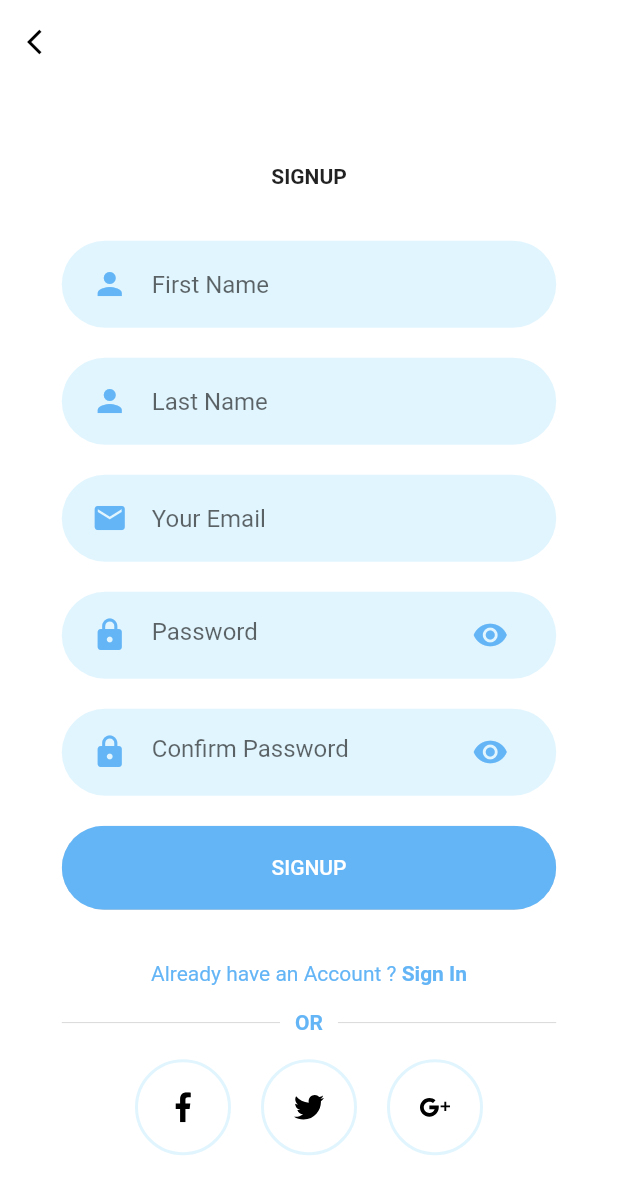
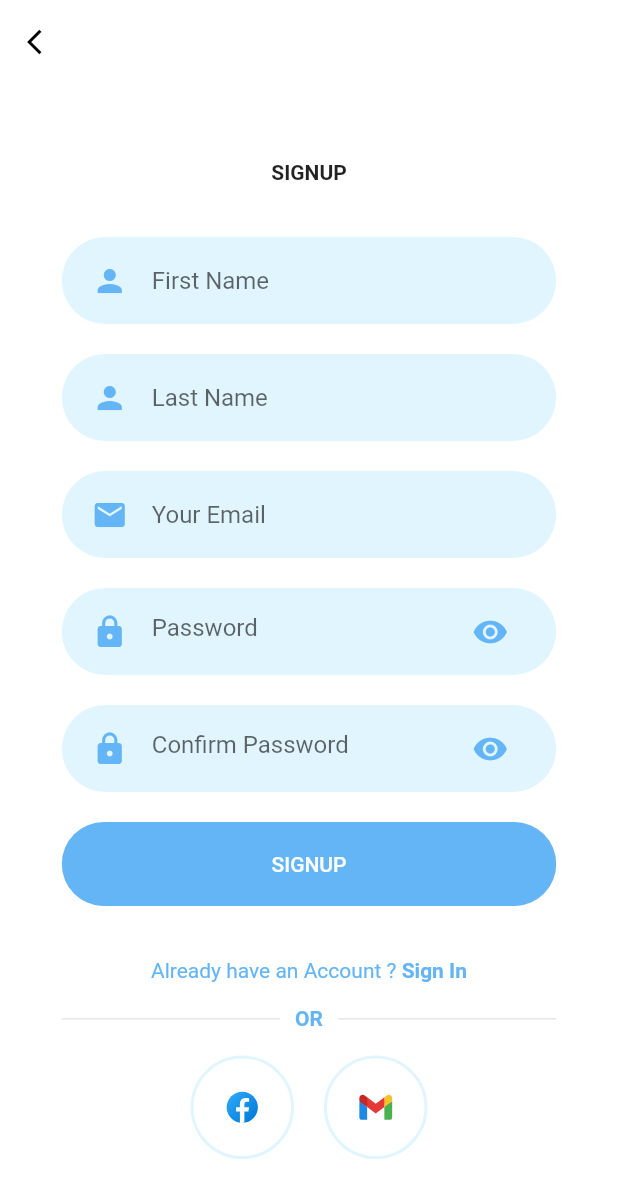
Before and after one commit to Lidyaboshra/Flutter_App, a Flutter app: the SignUpScreen screen opened directly, on a phone screen of 412 x 824 dp. Shown: the top 1198 px of the screen. Run offline on Flutter 3.47's test engine with Material 2 defaults, Android fonts, the phone set to English and light mode, and no system bars; our stand-ins replace cloud_firestore, firebase_auth, firebase_core, flutter_svg, fluttertoast, google_sign_in; missing offline and left inert: flutter_facebook_auth; accounts and stored records are empty.

```diff
--- a/lib/Screens/Login/components/body.dart
+++ b/lib/Screens/Login/components/body.dart
@@ -8,7 +8,7 @@ import 'package:flutter_auth/components/already_have_an_account_acheck.dart';
 import 'package:flutter_auth/components/rounded_button.dart';
 import 'package:flutter_auth/components/rounded_input_field.dart';
 import 'package:flutter_auth/components/rounded_password_field.dart';
-import 'package:flutter_svg/svg.dart';
+//import 'package:flutter_svg/svg.dart';
 import 'package:fluttertoast/fluttertoast.dart';
 
 class Body extends StatefulWidget {
--- a/lib/Screens/Signup/components/social_icon.dart
+++ b/lib/Screens/Signup/components/social_icon.dart
@@ -27,8 +27,8 @@ class SocalIcon extends StatelessWidget {
         ),
         child: SvgPicture.asset(
           iconSrc,
-          height: 20,
-          width: 20,
+          height: 25,
+          width: 25,
         ),
       ),
     );
--- a/lib/Screens/Welcome/components/body.dart
+++ b/lib/Screens/Welcome/components/body.dart
@@ -4,7 +4,7 @@ import 'package:flutter_auth/Screens/Signup/signup_screen.dart';
 import 'package:flutter_auth/Screens/Welcome/components/background.dart';
 import 'package:flutter_auth/components/rounded_button.dart';
 import 'package:flutter_auth/constants.dart';
-import 'package:flutter_svg/svg.dart';
+//import 'package:flutter_svg/svg.dart';
 
 class Body extends StatelessWidget {
   @override
--- a/pubspec.yaml
+++ b/pubspec.yaml
@@ -23,10 +23,10 @@ dependencies:
   firebase_core: ^1.10.5
   flutter:
     sdk: flutter
+  flutter_facebook_auth: ^3.5.7
   flutter_svg: ^0.19.1
   fluttertoast: ^8.0.8
-  gender_picker: ^1.0.2
-  url_launcher: null
+  google_sign_in: ^5.2.1
 
 dev_dependencies:
   flutter_test:
```
Also changed, not shown: lib/Screens/Signup/components/body.dart (+57 -10 lines), assets/icons/facebook.svg, assets/icons/gmail.svg (added), assets/icons/twitter.svg, 2 other files.
